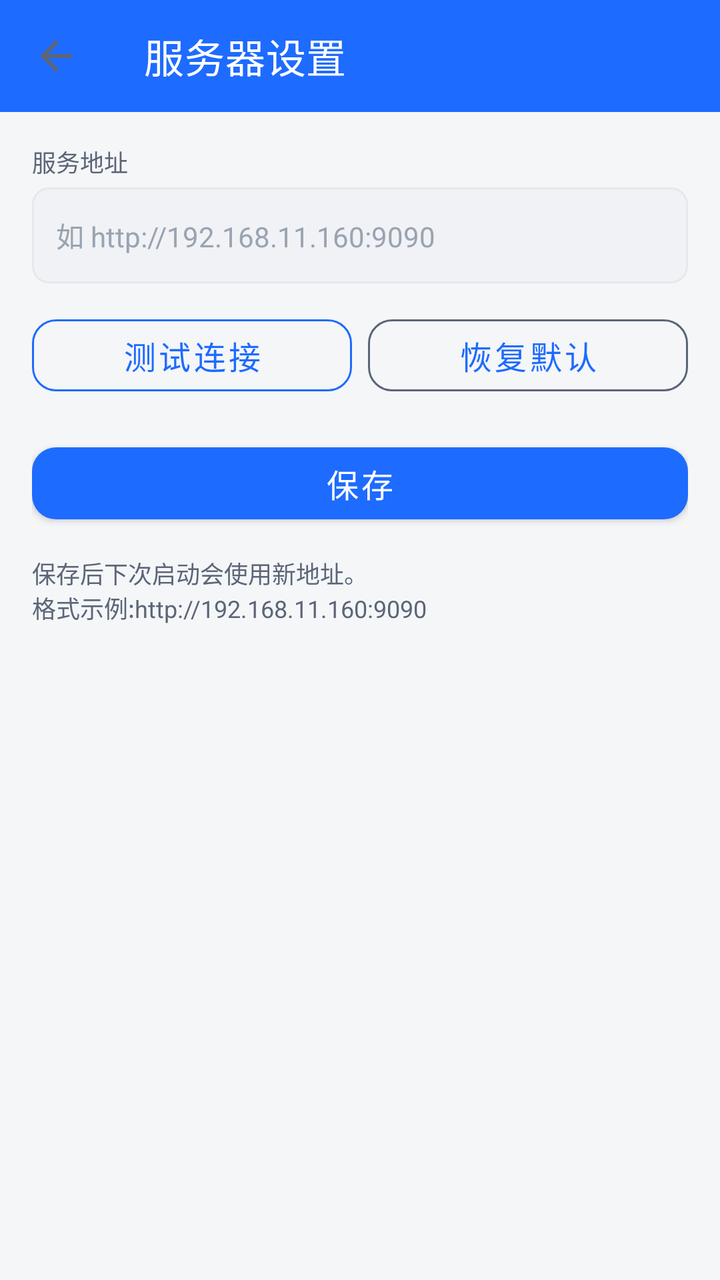
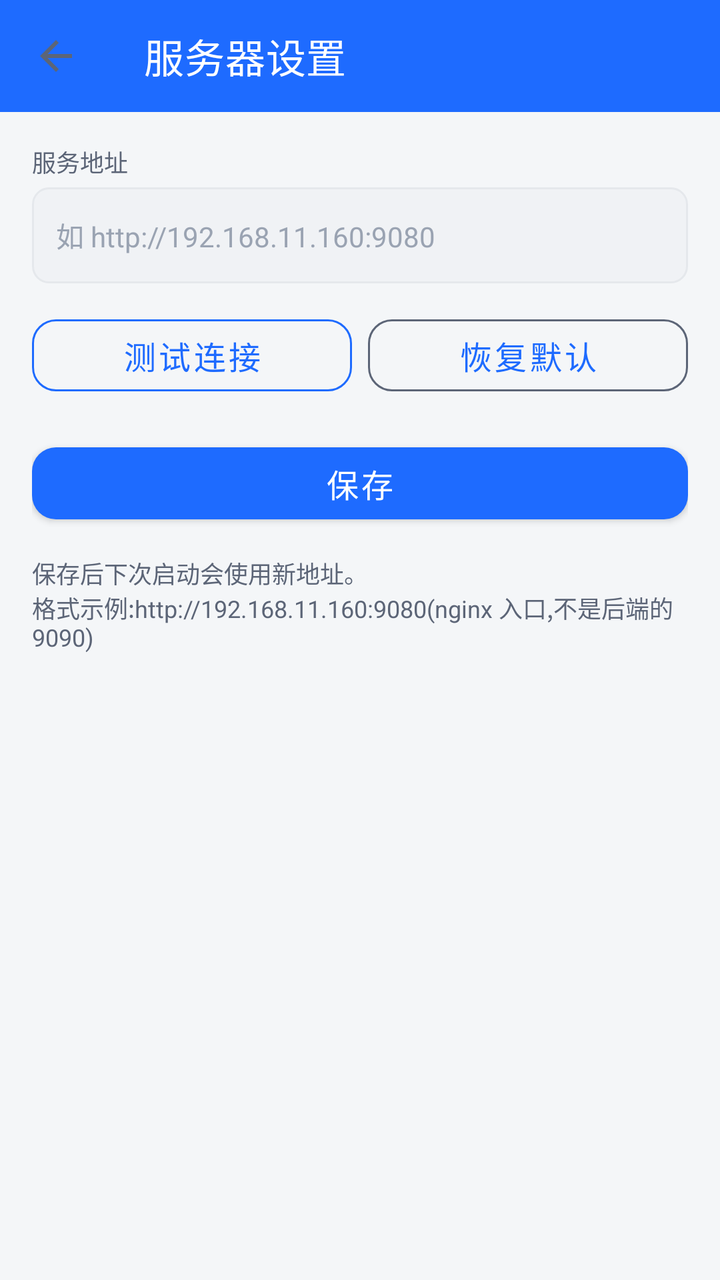

Two renders of the same Android screen: before a commit and after it. Below are the layout's source before the change and the commit's diff.
<!-- AndroidManifest.xml: application theme Theme.SimpleWmsPda -->
<!-- res/layout/activity_settings.xml -->
<?xml version="1.0" encoding="utf-8"?>
<LinearLayout xmlns:android="http://schemas.android.com/apk/res/android"
    android:orientation="vertical"
    android:layout_width="match_parent"
    android:layout_height="match_parent"
    android:background="@color/bg_page">

    <com.google.android.material.appbar.MaterialToolbar
        android:id="@+id/toolbar"
        android:layout_width="match_parent"
        android:layout_height="?attr/actionBarSize"
        android:background="@color/primary"
        app:title="@string/settings_title"
        app:titleTextColor="@color/on_primary"
        app:navigationIcon="?attr/homeAsUpIndicator"
        xmlns:app="http://schemas.android.com/apk/res-auto" />

    <ScrollView
        android:layout_width="match_parent"
        android:layout_height="match_parent">

        <LinearLayout
            android:layout_width="match_parent"
            android:layout_height="wrap_content"
            android:orientation="vertical"
            android:padding="@dimen/space_lg">

            <TextView
                android:layout_width="wrap_content"
                android:layout_height="wrap_content"
                android:text="@string/settings_address"
                style="@style/Text.Caption" />

            <EditText
                android:id="@+id/et_address"
                android:layout_width="match_parent"
                android:layout_height="@dimen/touch_min"
                android:layout_marginTop="@dimen/space_xs"
                android:background="@drawable/bg_input"
                android:paddingStart="@dimen/space_md"
                android:paddingEnd="@dimen/space_md"
                android:hint="@string/settings_address_hint"
                android:textColor="@color/text_primary"
                android:textColorHint="@color/text_hint"
                android:textSize="@dimen/text_body"
                android:inputType="textUri"
                android:importantForAutofill="no" />

            <LinearLayout
                android:layout_width="match_parent"
                android:layout_height="wrap_content"
                android:orientation="horizontal"
                android:layout_marginTop="@dimen/space_md">

                <com.google.android.material.button.MaterialButton
                    android:id="@+id/btn_test"
                    style="@style/Widget.SimpleWMS.Button.Outlined"
                    android:layout_width="0dp"
                    android:layout_height="wrap_content"
                    android:layout_weight="1"
                    android:text="@string/settings_test"
                    xmlns:app="http://schemas.android.com/apk/res-auto"
                    app:strokeColor="@color/primary" />

                <View
                    android:layout_width="@dimen/space_sm"
                    android:layout_height="1dp" />

                <com.google.android.material.button.MaterialButton
                    android:id="@+id/btn_reset"
                    style="@style/Widget.SimpleWMS.Button.Outlined"
                    android:layout_width="0dp"
                    android:layout_height="wrap_content"
                    android:layout_weight="1"
                    android:text="@string/settings_reset"
                    xmlns:app="http://schemas.android.com/apk/res-auto"
                    app:strokeColor="@color/text_secondary" />
            </LinearLayout>

            <com.google.android.material.button.MaterialButton
                android:id="@+id/btn_save"
                android:layout_width="match_parent"
                android:layout_height="wrap_content"
                android:layout_marginTop="@dimen/space_lg"
                android:text="@string/action_save"
                xmlns:app="http://schemas.android.com/apk/res-auto" />

            <TextView
                android:layout_width="wrap_content"
                android:layout_height="wrap_content"
                android:text="保存后下次启动会使用新地址。\n格式示例:http://192.168.11.160:9090"
                style="@style/Text.Caption"
                android:layout_marginTop="@dimen/space_md" />
        </LinearLayout>
    </ScrollView>
</LinearLayout>
<!-- resources referenced by this layout -->
<resources>
  <color name="bg_page">#F4F6F8</color>
  <color name="on_primary">#FFFFFF</color>
  <color name="primary">#1E6BFF</color>
  <color name="text_hint">#9AA3B2</color>
  <color name="text_primary">#1A2233</color>
  <color name="text_secondary">#5C6577</color>
  <dimen name="space_lg">16dp</dimen>
  <dimen name="space_md">12dp</dimen>
  <dimen name="space_sm">8dp</dimen>
  <dimen name="space_xs">4dp</dimen>
  <dimen name="text_body">14sp</dimen>
  <dimen name="touch_min">48dp</dimen>
  <!-- drawable bg_input (drawable) -->
  <?xml version="1.0" encoding="utf-8"?>
  <shape xmlns:android="http://schemas.android.com/apk/res/android" android:shape="rectangle">
      <solid android:color="@color/bg_subtle" />
      <corners android:radius="8dp" />
      <stroke android:width="1dp" android:color="@color/divider" />
  </shape>
  <string name="action_save">保存</string>
  <string name="settings_address">服务地址</string>
  <string name="settings_address_hint">如 http://192.168.11.160:9090</string>
  <string name="settings_reset">恢复默认</string>
  <string name="settings_test">测试连接</string>
  <string name="settings_title">服务器设置</string>
  <style name="Text.Caption">
          <item name="android:textSize">@dimen/text_caption</item>
          <item name="android:textColor">@color/text_secondary</item>
      </style>
  <style name="Widget.SimpleWMS.Button.Outlined" parent="Widget.MaterialComponents.Button.OutlinedButton">
          <item name="cornerRadius">@dimen/card_corner</item>
          <item name="android:minHeight">@dimen/touch_min</item>
      </style>
  <style name="Theme.SimpleWmsPda" parent="Theme.SimpleWMS" />
  <color name="bg_subtle">#F0F2F5</color>
  <color name="divider">#E5E8EC</color>
  <dimen name="text_caption">12sp</dimen>
  <dimen name="card_corner">12dp</dimen>
  <style name="Theme.SimpleWMS" parent="Theme.MaterialComponents.Light.NoActionBar">
          <item name="colorPrimary">@color/primary</item>
          <item name="colorPrimaryDark">@color/primary_dark</item>
          <item name="colorAccent">@color/accent</item>
          <item name="android:windowBackground">@color/bg_page</item>
          <item name="android:statusBarColor">@color/primary_dark</item>
          <item name="android:navigationBarColor">@color/bg_card</item>
          <item name="android:textColorPrimary">@color/text_primary</item>
          <item name="android:textColorSecondary">@color/text_secondary</item>
          <item name="materialButtonStyle">@style/Widget.SimpleWMS.Button</item>
      </style>
  <color name="primary_dark">#0E4CCB</color>
  <color name="accent">#00B894</color>
  <color name="bg_card">#FFFFFF</color>
  <style name="Widget.SimpleWMS.Button" parent="Widget.MaterialComponents.Button">
          <item name="cornerRadius">@dimen/card_corner</item>
          <item name="android:minHeight">@dimen/touch_min</item>
          <item name="android:textSize">@dimen/text_subtitle</item>
      </style>
  <dimen name="text_subtitle">16sp</dimen>
</resources>

<!-- the commit's change to res/layout/activity_settings.xml (unified diff, before → after) -->
@@ -88,7 +88,7 @@
             <TextView
                 android:layout_width="wrap_content"
                 android:layout_height="wrap_content"
-                android:text="保存后下次启动会使用新地址。\n格式示例:http://192.168.11.160:9090"
+                android:text="保存后下次启动会使用新地址。\n格式示例:http://192.168.11.160:9080(nginx 入口,不是后端的 9090)"
                 style="@style/Text.Caption"
                 android:layout_marginTop="@dimen/space_md" />
         </LinearLayout>
<!-- resource entries referenced after the edit -->
@@ -21,7 +21,7 @@
   </shape>
   <string name="action_save">保存</string>
   <string name="settings_address">服务地址</string>
-  <string name="settings_address_hint">如 http://192.168.11.160:9090</string>
+  <string name="settings_address_hint">如 http://192.168.11.160:9080</string>
   <string name="settings_reset">恢复默认</string>
   <string name="settings_test">测试连接</string>
   <string name="settings_title">服务器设置</string>
